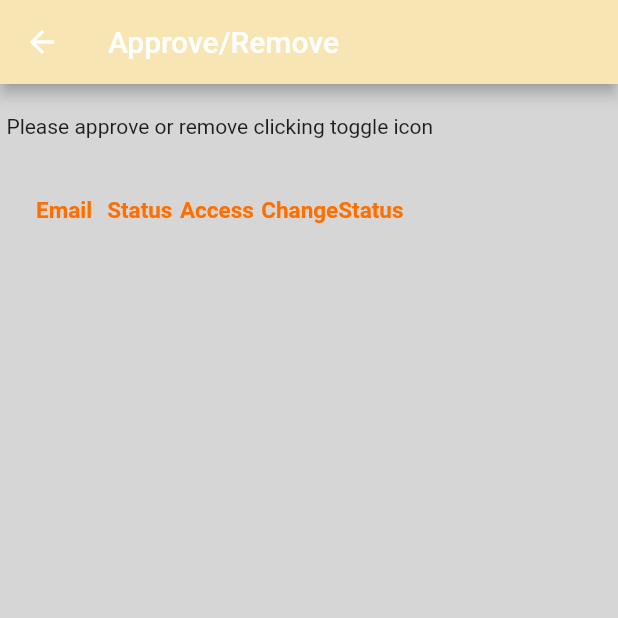
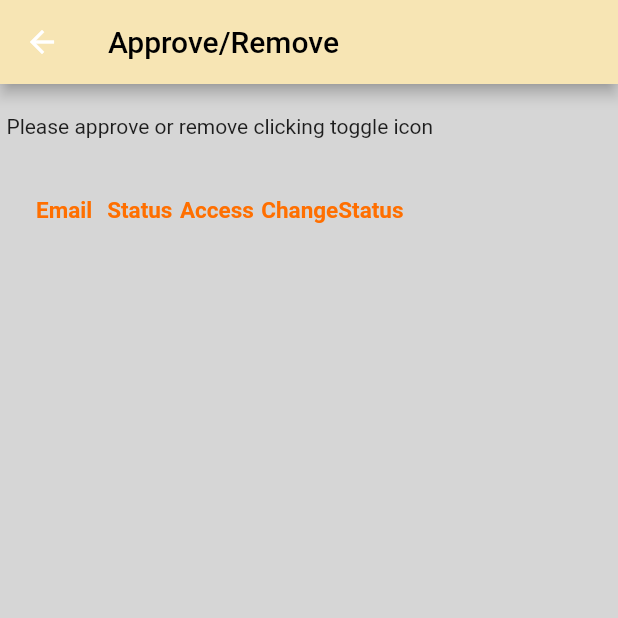
Before and after one commit to chetanshivaji/inputInfoGram, a Flutter app: the approve screen opened by its route, on a phone screen of 412 x 824 dp, the top half of it. Run offline on Flutter 3.47's test engine with Material 2 defaults, Android fonts, the phone set to English and light mode, and no system bars; our stand-ins replace cloud_firestore, firebase_auth, firebase_core; accounts and stored records are empty; Roboto replaces fonts that are missing (RobotoMono).

Commit message:
Show approve list users only from admin village+pin, 2. color of app bar changed to black for all pages

```diff
--- a/lib/approvalList.dart
+++ b/lib/approvalList.dart
@@ -21,6 +21,9 @@ class _approvalListState extends State<approvalList> {
     List<DataRow> ldataRow = [];
 
     for (var l in docSnapshot) {
+      String adminVillagePin = adminVillage + adminPin;
+      String userVillagePin = l.get(keyVillage) + l.get(keyPin);
+      if (adminVillagePin == userVillagePin) {
         List<DataCell> ldataCell = [];
 
         ldataCell.add(DataCell(Text(l.get(keyMail))));
@@ -105,6 +108,7 @@ class _approvalListState extends State<approvalList> {
         );
         ldataRow.add(DataRow(cells: ldataCell));
       }
+    }
     return ldataRow;
   }
 
@@ -168,8 +172,6 @@ class _approvalListState extends State<approvalList> {
   Widget build(BuildContext context) {
     Stream<QuerySnapshot<Object?>> stm;
 
-    String? email = FirebaseAuth.instance.currentUser!.email;
-
     stm = FirebaseFirestore.instance.collection(collUsers).snapshots();
 
     return StreamBuilder<QuerySnapshot>(
--- a/lib/screen/approve.dart
+++ b/lib/screen/approve.dart
@@ -18,7 +18,12 @@ class _approveState extends State<approve> {
   Widget build(BuildContext context) {
     return Scaffold(
       appBar: AppBar(
-        title: Text(appBarHeadingApproveRemove),
+        title: Text(
+          appBarHeadingApproveRemove,
+          style: TextStyle(
+            color: Colors.black,
+          ),
+        ),
         backgroundColor: clrAmber,
       ),
       body: Container(
```
Also changed, not shown: lib/screen/inputInfo.dart (+6 -1 lines), lib/screen/removeInfo.dart (+6 -1 lines). Lines whose indentation alone changed are shown as unchanged.
